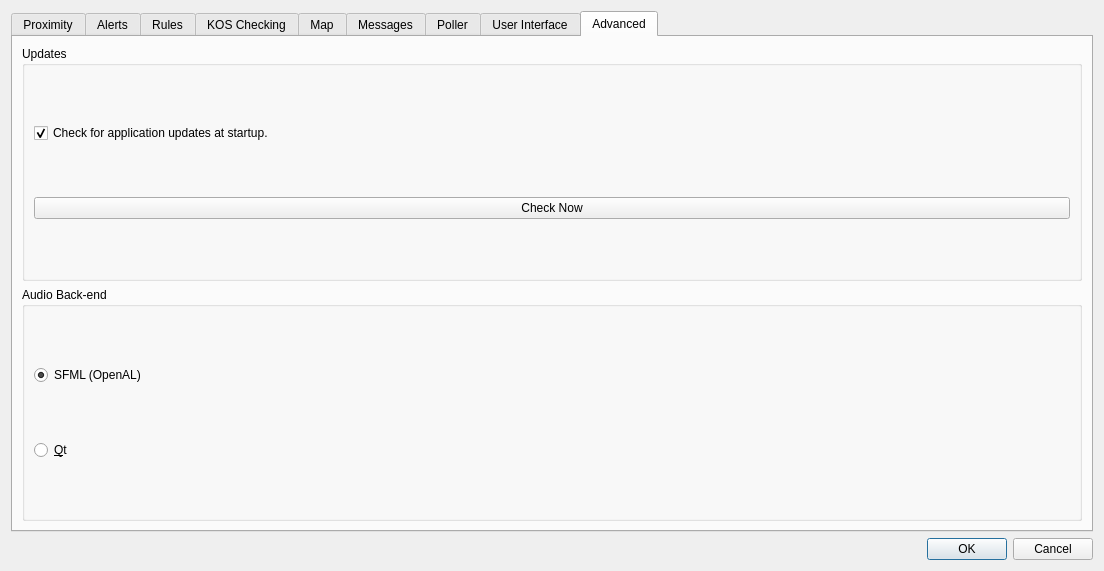
Qt form src/options.ui (3vi1/IMP) before a commit.
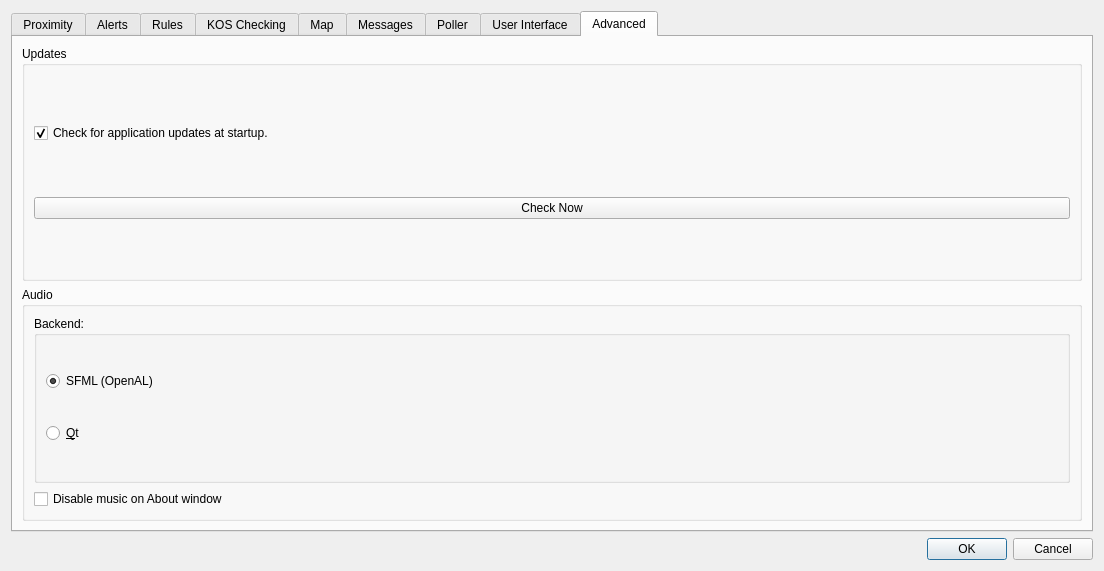
The same form after that commit. Icons and pictures are not drawn.

Patch:
```diff
--- a/src/options.ui
+++ b/src/options.ui
@@ -1212,13 +1212,13 @@
       <attribute name="title">
        <string>Advanced</string>
       </attribute>
-      <layout class="QGridLayout" name="gridLayout_7">
-       <item row="0" column="0">
+      <layout class="QVBoxLayout" name="verticalLayout_5">
+       <item>
         <widget class="QGroupBox" name="groupBox">
          <property name="title">
           <string>Updates</string>
          </property>
-         <layout class="QVBoxLayout" name="verticalLayout_3">
+         <layout class="QVBoxLayout" name="verticalLayout_2">
           <item>
            <widget class="QCheckBox" name="checkUpdates">
             <property name="sizePolicy">
@@ -1245,12 +1245,18 @@
          </layout>
         </widget>
        </item>
-       <item row="1" column="0">
+       <item>
         <widget class="QGroupBox" name="groupBox_2">
          <property name="title">
-          <string>Audio Back-end</string>
+          <string>Audio</string>
          </property>
-         <layout class="QVBoxLayout" name="verticalLayout_2">
+         <layout class="QVBoxLayout" name="verticalLayout_4">
+          <item>
+           <widget class="QGroupBox" name="groupBox_3">
+            <property name="title">
+             <string>Backend:</string>
+            </property>
+            <layout class="QVBoxLayout" name="verticalLayout_3">
           <item>
            <widget class="QRadioButton" name="radioAudioSFML">
             <property name="text">
@@ -1265,6 +1271,16 @@
            <widget class="QRadioButton" name="radioAudioQt">
             <property name="text">
              <string>&amp;Qt</string>
+               </property>
+              </widget>
+             </item>
+            </layout>
+           </widget>
+          </item>
+          <item>
+           <widget class="QCheckBox" name="checkDisableMusic">
+            <property name="text">
+             <string>Disable music on About window</string>
             </property>
            </widget>
           </item>
```
Lines whose indentation alone changed are shown as unchanged.
